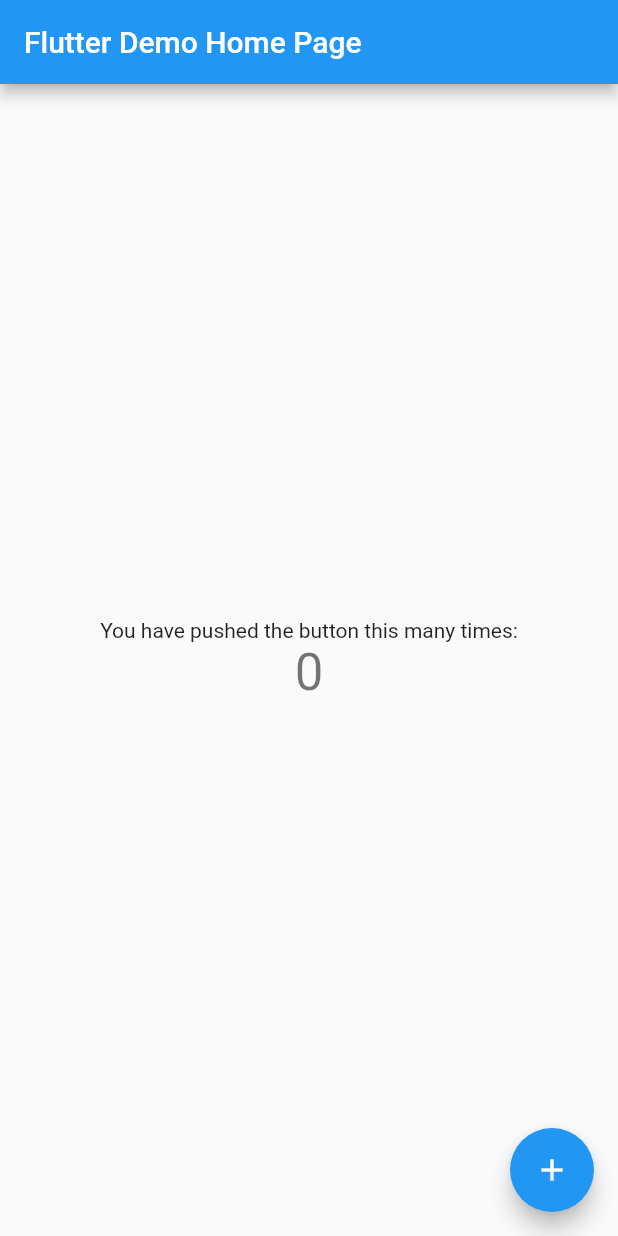
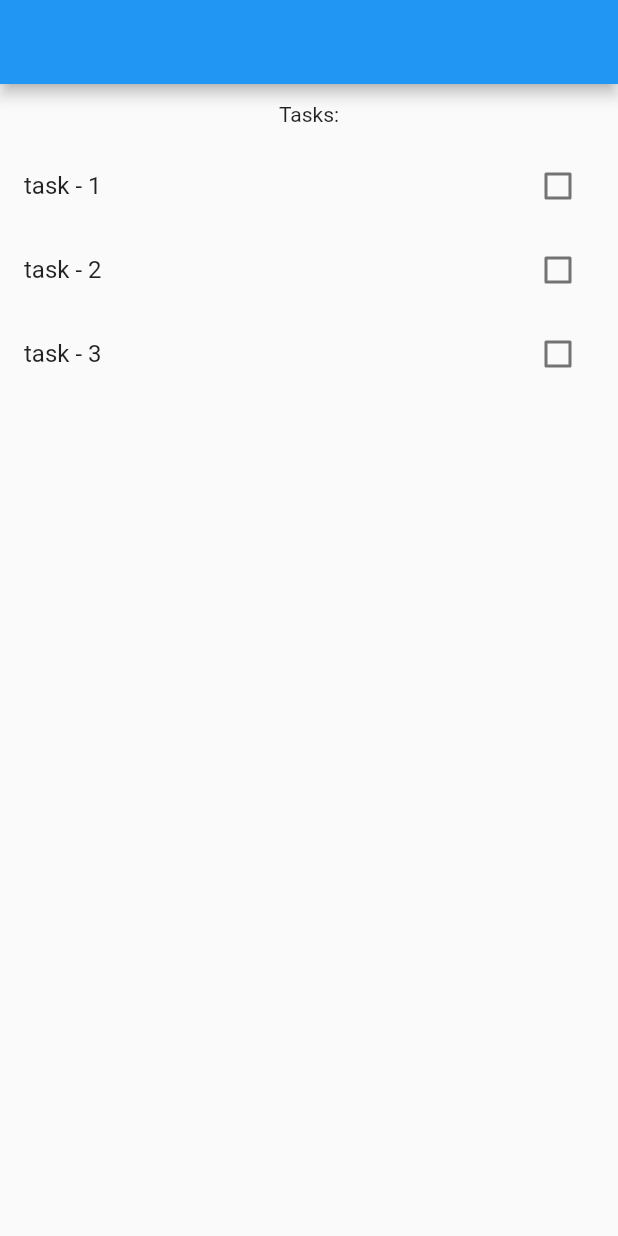
Before and after one commit to hosseinvejdani/task_app, a Flutter app: the screen it shows after launch, on a phone screen of 412 x 824 dp. Run offline on Flutter 3.47's test engine with Material 2 defaults, Android fonts, the phone set to English and light mode, and no system bars; our stand-ins replace bloc, equatable, flutter_bloc.

Commit message:
first_time

```diff
--- /dev/null
+++ b/lib/blocs/cubit/task_cubit.dart
@@ -0,0 +1,33 @@
+// ignore_for_file: depend_on_referenced_packages
+
+import 'package:bloc/bloc.dart';
+import 'package:equatable/equatable.dart';
+
+import '../../models/task.dart';
+
+part 'task_state.dart';
+
+class TaskCubit extends Cubit<TaskState> {
+  TaskCubit() : super(const TaskInitial());
+
+  Future<void> getTasks() async {
+    try {
+      emit(const TaskLoading());
+      // get tasks from repo
+      List<Task> tasks = _fakeRepo();
+      emit(TaskLoaded(tasks));
+    } catch (e) {
+      emit(const TaskError('Error!!'));
+    }
+  }
+
+  Future<void> updateTask() async {}
+
+  List<Task> _fakeRepo() {
+    return [
+      Task(title: 'task - 1'),
+      Task(title: 'task - 2'),
+      Task(title: 'task - 3'),
+    ];
+  }
+}
--- /dev/null
+++ b/lib/blocs/cubit/task_state.dart
@@ -0,0 +1,32 @@
+part of 'task_cubit.dart';
+
+abstract class TaskState extends Equatable {
+  const TaskState();
+
+  @override
+  List<Object> get props => [];
+}
+
+class TaskInitial extends TaskState {
+  const TaskInitial();
+}
+
+class TaskLoading extends TaskState {
+  const TaskLoading();
+}
+
+class TaskLoaded extends TaskState {
+  final List<Task> tasks;
+  const TaskLoaded(this.tasks);
+
+  @override
+  List<Object> get props => [tasks];
+}
+
+class TaskError extends TaskState {
+  final String message;
+  const TaskError(this.message);
+
+  @override
+  List<Object> get props => [message];
+}
--- a/lib/main.dart
+++ b/lib/main.dart
@@ -1,66 +1,26 @@
 import 'package:flutter/material.dart';
+import 'package:flutter_bloc/flutter_bloc.dart';
+import 'package:task_app/blocs/cubit/task_cubit.dart';
+
+import 'screens/tasks_screen.dart';
 
 void main() {
-  runApp(const MyApp());
+  runApp(MyApp());
 }
 
 class MyApp extends StatelessWidget {
-  const MyApp({super.key});
+  MyApp({super.key});
 
   @override
   Widget build(BuildContext context) {
     return MaterialApp(
-      title: 'Flutter Demo',
+      debugShowCheckedModeBanner: false,
       theme: ThemeData(
         primarySwatch: Colors.blue,
       ),
-      home: const MyHomePage(title: 'Flutter Demo Home Page'),
-    );
-  }
-}
-
-class MyHomePage extends StatefulWidget {
-  const MyHomePage({super.key, required this.title});
-
-  final String title;
-
-  @override
-  State<MyHomePage> createState() => _MyHomePageState();
-}
-
-class _MyHomePageState extends State<MyHomePage> {
-  int _counter = 0;
-
-  void _incrementCounter() {
-    setState(() {
-      _counter++;
-    });
-  }
-
-  @override
-  Widget build(BuildContext context) {
-    return Scaffold(
-      appBar: AppBar(
-        title: Text(widget.title),
-      ),
-      body: Center(
-        child: Column(
-          mainAxisAlignment: MainAxisAlignment.center,
-          children: <Widget>[
-            const Text(
-              'You have pushed the button this many times:',
-            ),
-            Text(
-              '$_counter',
-              style: Theme.of(context).textTheme.headline4,
-            ),
-          ],
-        ),
-      ),
-      floatingActionButton: FloatingActionButton(
-        onPressed: _incrementCounter,
-        tooltip: 'Increment',
-        child: const Icon(Icons.add),
+      home: BlocProvider(
+        create: (context) => TaskCubit(),
+        child: TasksScreen(),
       ),
     );
   }
--- a/lib/models/task.dart
+++ b/lib/models/task.dart
@@ -44,7 +44,6 @@ class Task extends Equatable {
   }
 
   @override
-  // TODO: implement props
   List<Object?> get props => [
         title,
         isDone,
--- /dev/null
+++ b/lib/screens/tasks_screen.dart
@@ -0,0 +1,48 @@
+import 'package:flutter/material.dart';
+import 'package:flutter_bloc/flutter_bloc.dart';
+
+import '../blocs/cubit/task_cubit.dart';
+
+class TasksScreen extends StatelessWidget {
+  const TasksScreen({super.key});
+
+  @override
+  Widget build(BuildContext context) {
+    context.read<TaskCubit>().getTasks();
+    return SafeArea(
+      child: Scaffold(
+        appBar: AppBar(),
+        body: Column(children: [
+          Container(margin: const EdgeInsets.all(12), child: const Text('Tasks:')),
+          Expanded(
+            child: BlocBuilder<TaskCubit, TaskState>(
+              builder: (context, state) {
+                if (state is TaskInitial) {
+                  return const Center(child: Text('TaskInitial ... '));
+                } else if (state is TaskLoading) {
+                  return const Center(child: Text('TaskLoading ... '));
+                } else if (state is TaskLoaded) {
+                  return ListView.builder(
+                      itemCount: state.tasks.length,
+                      itemBuilder: ((context, index) {
+                        var task = state.tasks[index];
+                        return ListTile(
+                          title: Text(task.title),
+                          trailing: Checkbox(
+                            onChanged: (value) => {},
+                            value: task.isDone,
+                          ),
+                        );
+                      }));
+                } else {
+                  // state is TaskError
+                  return const Center(child: Text('TaskError ... '));
+                }
+              },
+            ),
+          ),
+        ]),
+      ),
+    );
+  }
+}
--- a/pubspec.yaml
+++ b/pubspec.yaml
@@ -29,6 +29,7 @@ environment:
 # the latest version available on pub.dev. To see which dependencies have newer
 # versions available, run `flutter pub outdated`.
 dependencies:
+  bloc: ^8.1.0
   cupertino_icons: ^1.0.2
   equatable: ^2.0.5
   flutter:
```
Also changed, not shown: pubspec.lock, 2 other files.
